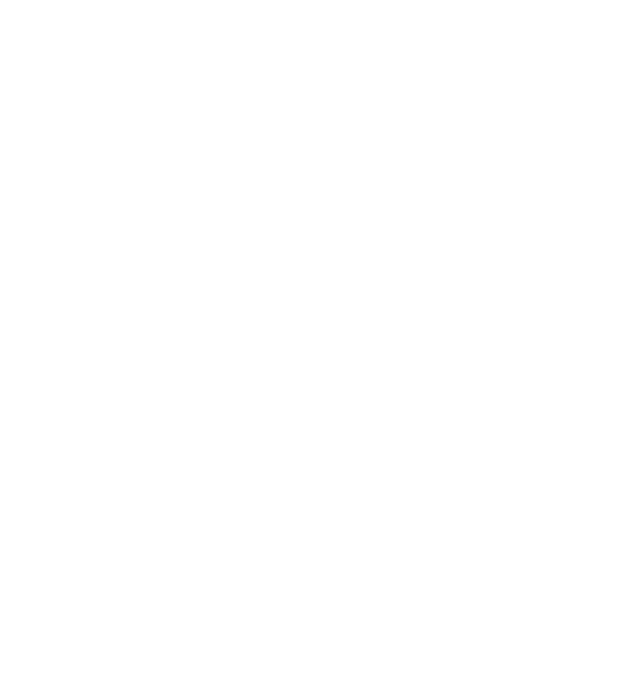
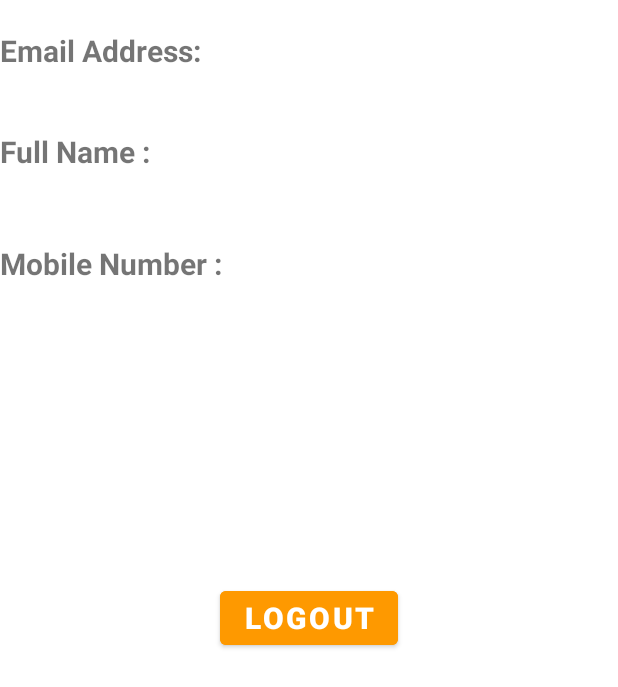
Before and after one commit to Zakaria-Ar/Online-Store-Android, an Android app: the AccountInformation screen opened directly, with no data from a screen before it, on a phone screen of 412 x 824 dp. Before the commit the part shown is empty. Shown: the top 687 px of the screen. Run offline under Robolectric (Android 15) with nearby library versions, the phone set to English and light mode, and no system bars; our stand-ins replace Firebase (no records; nobody signed in at launch, a user with empty details on screens opened directly).

Commit message:
finished project

```diff
--- a/app/build.gradle
+++ b/app/build.gradle
@@ -37,8 +37,9 @@
     implementation 'androidx.appcompat:appcompat:1.6.1'
     implementation 'com.google.android.material:material:1.8.0'
     implementation 'androidx.constraintlayout:constraintlayout:2.1.4'
-    implementation 'com.google.firebase:firebase-auth:21.0.2'
-    implementation 'com.google.firebase:firebase-firestore:24.4.4'
+    implementation 'com.google.firebase:firebase-auth:21.2.0'
+    implementation 'com.google.firebase:firebase-firestore:24.4.5'
+    implementation 'com.google.firebase:firebase-database:20.1.0'
     testImplementation 'junit:junit:4.13.2'
     androidTestImplementation 'androidx.test.ext:junit:1.1.5'
     androidTestImplementation 'androidx.test.espresso:espresso-core:3.5.1'
--- a/app/src/main/java/com/example/store/AccountInformation.java
+++ b/app/src/main/java/com/example/store/AccountInformation.java
@@ -1,14 +1,76 @@
 package com.example.store;
 
+import androidx.annotation.NonNull;
 import androidx.appcompat.app.AppCompatActivity;
 
+import android.content.Intent;
 import android.os.Bundle;
+import android.view.View;
+import android.widget.Button;
+import android.widget.TextView;
+import android.widget.Toast;
+
+import com.google.android.gms.tasks.OnFailureListener;
+import com.google.android.gms.tasks.OnSuccessListener;
+import com.google.firebase.auth.FirebaseAuth;
+import com.google.firebase.auth.FirebaseUser;
+import com.google.firebase.database.DataSnapshot;
+import com.google.firebase.database.DatabaseError;
+import com.google.firebase.database.DatabaseReference;
+import com.google.firebase.database.ValueEventListener;
+import com.google.firebase.firestore.DocumentSnapshot;
+import com.google.firebase.firestore.FirebaseFirestore;
 
 public class AccountInformation extends AppCompatActivity {
+
+    private FirebaseUser user;
+    FirebaseFirestore firebaseFirestore;
+    private String userID;
+    private Button logout;
 
     @Override
     protected void onCreate(Bundle savedInstanceState) {
         super.onCreate(savedInstanceState);
         setContentView(R.layout.activity_account_information);
+
+        logout = (Button) findViewById(R.id.signout);
+        logout.setOnClickListener(new View.OnClickListener() {
+            @Override
+            public void onClick(View v) {
+                FirebaseAuth.getInstance().signOut();
+                startActivity(new Intent(AccountInformation.this, LoginActivity.class));
+            }
+        });
+
+        user = FirebaseAuth.getInstance().getCurrentUser();
+        firebaseFirestore = FirebaseFirestore.getInstance();
+        userID = user.getUid();
+
+        final TextView fullNameTextView = (TextView) findViewById(R.id.fullName);
+        final TextView emailTextView = (TextView) findViewById(R.id.emailAddress);
+        final TextView mobileNumberTextView = (TextView) findViewById(R.id.mobileNumber);
+
+        firebaseFirestore.collection("User").document(userID).get().addOnSuccessListener(new OnSuccessListener<DocumentSnapshot>()  {
+                    @Override
+                    public void onSuccess(DocumentSnapshot documentSnapshot) {
+                        if (documentSnapshot.exists()) {
+                            // User document exists, get data
+                            String fullName = documentSnapshot.getString("name");
+                            String email = documentSnapshot.getString("email");
+                            String mobileNumber = documentSnapshot.getString("number");
+
+                            fullNameTextView.setText(fullName);
+                            emailTextView.setText(email);
+                            mobileNumberTextView.setText(mobileNumber);
+
+                        }
+                    }
+                })
+                .addOnFailureListener(new OnFailureListener() {
+                    @Override
+                    public void onFailure(@NonNull Exception e) {
+                        Toast.makeText(AccountInformation.this, "Something Wrong happened !", Toast.LENGTH_LONG).show();
+                    }
+                });
     }
 }
--- a/app/src/main/res/layout/activity_account_information.xml
+++ b/app/src/main/res/layout/activity_account_information.xml
@@ -6,4 +6,74 @@
     android:layout_height="match_parent"
     tools:context=".AccountInformation">
 
+    <TextView
+        android:id="@+id/emailAddressTitle"
+        android:layout_width="wrap_content"
+        android:layout_height="wrap_content"
+        android:layout_marginTop="20dp"
+        android:text="Email Address:"
+        android:textSize="20sp"
+        android:textStyle="bold"
+        app:layout_constraintLeft_toLeftOf="parent"
+        app:layout_constraintTop_toTopOf="parent" />
+
+    <TextView
+        android:id="@+id/emailAddress"
+        android:layout_width="wrap_content"
+        android:layout_height="wrap_content"
+        app:layout_constraintTop_toBottomOf="@id/emailAddressTitle"
+        app:layout_constraintLeft_toLeftOf="@id/emailAddressTitle"
+        android:layout_marginLeft="30dp"
+        android:textSize="20sp"/>
+    <TextView
+        android:id="@+id/fullNameTitle"
+        android:layout_width="wrap_content"
+        android:layout_height="wrap_content"
+        android:text="Full Name :"
+        android:textStyle="bold"
+        app:layout_constraintTop_toBottomOf="@id/emailAddressTitle"
+        app:layout_constraintLeft_toLeftOf="parent"
+        android:layout_marginTop="40dp"
+        android:textSize="20sp"/>
+    <TextView
+        android:id="@+id/fullName"
+        android:layout_width="wrap_content"
+        android:layout_height="wrap_content"
+        app:layout_constraintTop_toBottomOf="@id/fullNameTitle"
+        app:layout_constraintLeft_toLeftOf="@id/emailAddressTitle"
+        android:layout_marginLeft="30dp"
+        android:textSize="20sp"/>
+    <TextView
+        android:id="@+id/mobileNumberTitle"
+        android:layout_width="wrap_content"
+        android:layout_height="wrap_content"
+        android:text="Mobile Number :"
+        android:textStyle="bold"
+        app:layout_constraintTop_toBottomOf="@id/fullName"
+        app:layout_constraintLeft_toLeftOf="parent"
+        android:layout_marginTop="20dp"
+        android:textSize="20sp"/>
+    <TextView
+        android:id="@+id/mobileNumber"
+        android:layout_width="wrap_content"
+        android:layout_height="wrap_content"
+        app:layout_constraintTop_toBottomOf="@id/mobileNumberTitle"
+        app:layout_constraintLeft_toLeftOf="@id/fullNameTitle"
+        android:layout_marginLeft="30dp"
+        android:textSize="20sp"/>
+
+    <Button
+        android:id="@+id/signout"
+        android:layout_width="wrap_content"
+        android:layout_height="wrap_content"
+        android:text="Logout"
+        android:textStyle="bold"
+        android:backgroundTint="@color/first_color"
+        android:textColor="@color/white"
+        android:textSize="20sp"
+        app:layout_constraintTop_toTopOf="parent"
+        app:layout_constraintBottom_toBottomOf="parent"
+        app:layout_constraintRight_toRightOf="parent"
+        app:layout_constraintLeft_toLeftOf="parent"/>
+
 </androidx.constraintlayout.widget.ConstraintLayout>
--- a/app/src/main/res/layout/activity_home.xml
+++ b/app/src/main/res/layout/activity_home.xml
@@ -14,9 +14,9 @@
         android:padding="10dp"
         app:layout_constraintTop_toTopOf="parent">
             <TextView
+                android:id="@+id/textHello"
                 android:layout_width="wrap_content"
                 android:layout_height="wrap_content"
-                android:id="@+id/textHello"
                 android:layout_marginStart="15dp"
                 android:layout_marginTop="15dp"
                 android:text="@string/hello"
```
Also changed, not shown: app/src/main/java/com/example/store/Home.java (+40 -3 lines).
